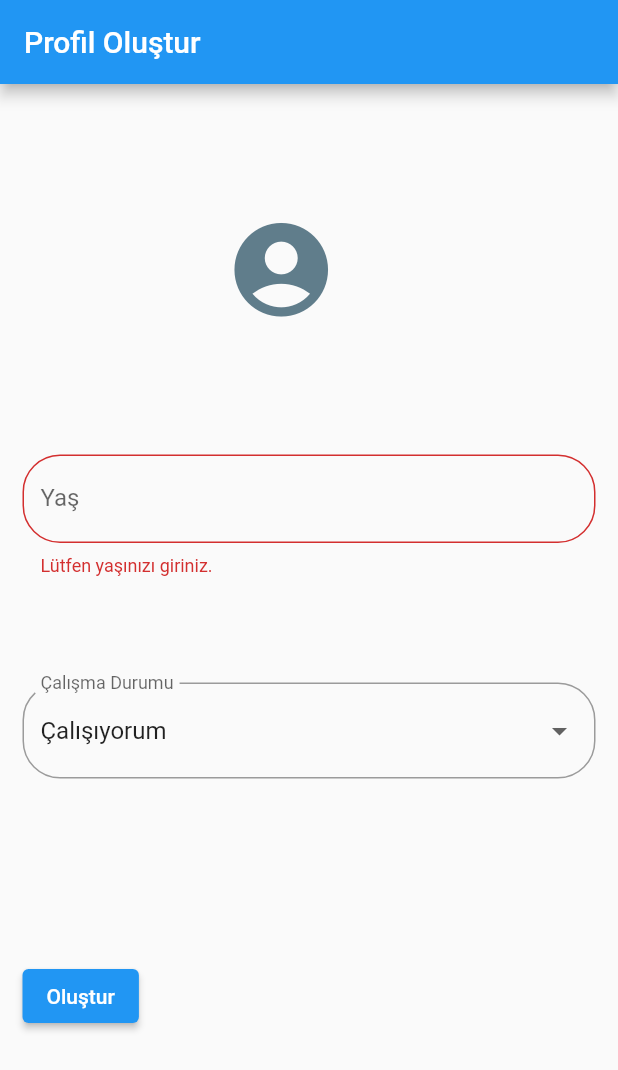
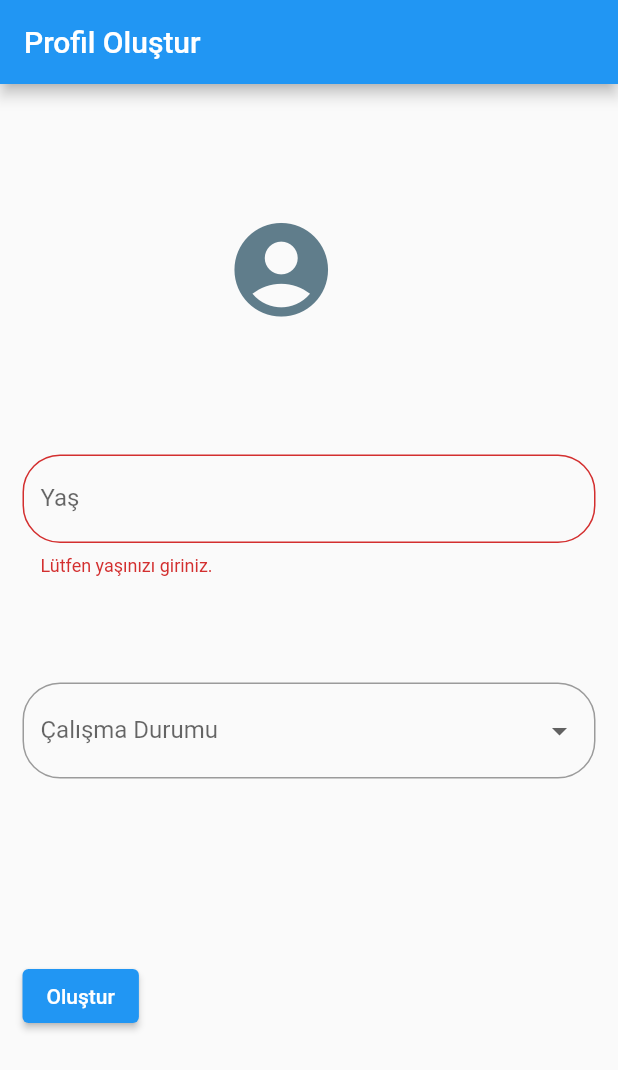
Before and after one commit to emutludhanolsun/dcm, a Flutter app: the screen it shows after launch, after a tap on "Oluştur", on a phone screen of 412 x 824 dp. Shown: the top 1070 px of the screen. Run offline on Flutter 3.47's test engine with Material 2 defaults, Android fonts, the phone set to English and light mode, and no system bars.

Commit message:
herkes haddini bilecek

```diff
--- a/lib/main.dart
+++ b/lib/main.dart
@@ -55,13 +55,10 @@ class MyCustomFormState extends State<MyCustomForm> {
   TextEditingController ageFieldController = TextEditingController();
   TextEditingController workStatusFieldController = TextEditingController();
 
-  List<DropdownMenuItem> workingStatusList = [];
-  void loadWorkingStatusList() {
-    workingStatusList
-        .add(new DropdownMenuItem(child: new Text('Çalışıyorum'), value: 0));
-    workingStatusList
-        .add(new DropdownMenuItem(child: new Text('Çalışmıyorum'), value: 1));
-  }
+  final workingStatusList = {
+    '0': 'Çalışıyorum',
+    '1': 'Çalışmıyorum',
+  };
 
   String workStatus = "Çalışıyorum";
 
@@ -124,13 +121,13 @@ class MyCustomFormState extends State<MyCustomForm> {
           ),
 
           DropdownButtonFormField(
-            value: workStatus,
             // items: workingStatusList,
-            items: ["Çalışıyorum", "Çalışmıyorum"]
-                .map((label) => DropdownMenuItem(
-                      child: Text(label.toString()),
-                      value: label,
-                    ))
+            items: workingStatusList.entries
+                .map<DropdownMenuItem<String>>(
+                    (MapEntry<String, String> e) => DropdownMenuItem<String>(
+                          value: e.key,
+                          child: Text(e.value),
+                        ))
                 .toList(),
             onChanged: (value) {
               setState(() {
```
